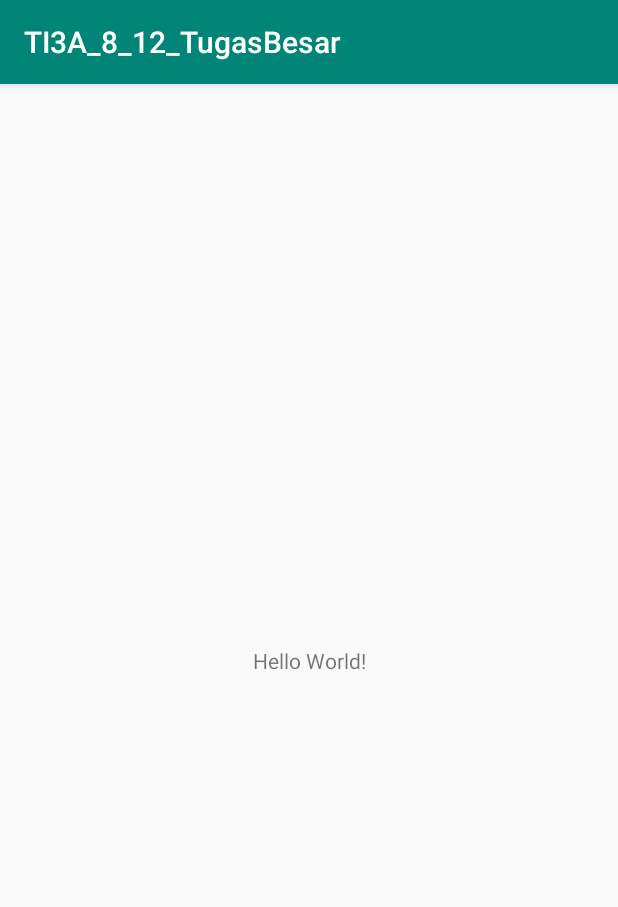
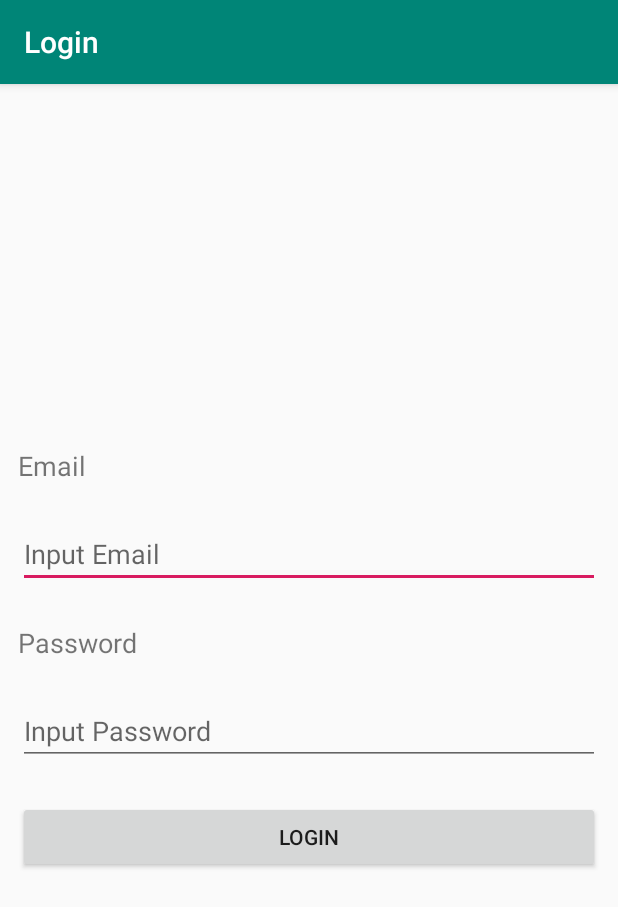
Before and after one commit to aldansorry/TI3A_8_12_TugasBesar, an Android app: the screen it shows after launch (MainActivity before the commit, LoginActivity after it), on a phone screen of 412 x 824 dp. Shown: the top 907 px of the screen. Run offline under Robolectric (Android 15) with nearby library versions, the light colour scheme and no system bars.

Commit message:
login
SessionManagement
LoginActivity = add & edit layout
MainActivity = edit layout

```diff
--- /dev/null
+++ b/app/src/main/java/sorry/aldan/ti3a_8_12_tugasbesar/Activity/LoginActivity.java
@@ -0,0 +1,67 @@
+package sorry.aldan.ti3a_8_12_tugasbesar.Activity;
+
+import android.content.Intent;
+import android.support.v7.app.AppCompatActivity;
+import android.os.Bundle;
+import android.util.Log;
+import android.view.View;
+import android.widget.Button;
+import android.widget.EditText;
+import android.widget.Toast;
+
+import sorry.aldan.ti3a_8_12_tugasbesar.Helper.SessionManagement;
+import sorry.aldan.ti3a_8_12_tugasbesar.MainActivity;
+import sorry.aldan.ti3a_8_12_tugasbesar.R;
+
+public class LoginActivity extends AppCompatActivity {
+
+    EditText edtEmail, edtPassword;
+    Button buttonLogin;
+    SessionManagement sessionManagement;
+
+    @Override
+    protected void onCreate(Bundle savedInstanceState) {
+        super.onCreate(savedInstanceState);
+        setContentView(R.layout.activity_login);
+
+        //get component
+        edtEmail = findViewById(R.id.editEmail);
+        edtPassword = findViewById(R.id.editPassword);
+        buttonLogin = findViewById(R.id.buttonLogin);
+
+        //instance
+        sessionManagement = new SessionManagement(this);
+
+        //go to main if already login
+        if(sessionManagement.isLoggedIn()){
+            goToActivity();
+        }
+
+        //button function
+        buttonLogin.setOnClickListener(new View.OnClickListener() {
+            @Override
+            public void onClick(View view) {
+                //make var for store input value
+                String email,password;
+                //get input value
+                email = edtEmail.getText().toString();
+                password = edtPassword.getText().toString();
+
+                //validate is not null, and not space
+                if(email.matches("") || email.trim().isEmpty() || password.matches("") || password.trim().isEmpty()){
+                    Toast.makeText(LoginActivity.this,"Email dan Passsword Tidak Boleh Kosong / Space"
+                            ,Toast.LENGTH_LONG).show();
+                    return;
+                }else {
+                    sessionManagement.createLoginSession(email, password);
+                    goToActivity();
+                }
+            }
+        });
+
+    }
+    private void goToActivity(){
+        Intent mIntent = new Intent(this,MainActivity.class);
+        startActivity(mIntent);
+    }
+}
--- /dev/null
+++ b/app/src/main/java/sorry/aldan/ti3a_8_12_tugasbesar/Helper/SessionManagement.java
@@ -0,0 +1,60 @@
+package sorry.aldan.ti3a_8_12_tugasbesar.Helper;
+
+import android.content.Context;
+import android.content.Intent;
+import android.content.SharedPreferences;
+
+import java.util.HashMap;
+
+import sorry.aldan.ti3a_8_12_tugasbesar.MainActivity;
+
+public class SessionManagement {
+    private SharedPreferences mSharedPreference;
+    private SharedPreferences.Editor mEditor;
+    private Context mContext;
+    int PRIVATE_MODE;
+    private static final String PREF_NAME = "SharedPrefLatihan";
+    private static final String IS_LOGIN = "IsLoggedIn";
+    public static final String KEY_EMAIL = "email";
+    public static final String KEY_PASSWOrD = "password";
+
+    public SessionManagement(Context mContext) {
+        this.mContext = mContext;
+        mSharedPreference = this.mContext.getSharedPreferences(PREF_NAME,
+                PRIVATE_MODE);
+        mEditor = mSharedPreference.edit();
+    }
+    public void createLoginSession(String email, String password){
+        mEditor.putBoolean(IS_LOGIN, true);
+        mEditor.putString(KEY_EMAIL, password);
+        mEditor.putString(KEY_PASSWOrD, email);
+        mEditor.commit();
+    }
+
+    public HashMap<String, String> getUserInformation(){
+        HashMap<String, String> user = new HashMap<String, String>();
+        user.put(KEY_EMAIL, mSharedPreference.getString(KEY_EMAIL, null));
+        user.put(KEY_PASSWOrD, mSharedPreference.getString(KEY_PASSWOrD, null));
+        return user;
+    }
+    public boolean isLoggedIn(){
+        return mSharedPreference.getBoolean(IS_LOGIN, false);
+    }
+    public void checkIsLogin() {
+        if (!isLoggedIn()) {
+            Intent i = new Intent(mContext, MainActivity.class);
+            i.addFlags(Intent.FLAG_ACTIVITY_CLEAR_TOP);
+            i.setFlags(Intent.FLAG_ACTIVITY_NEW_TASK);
+            mContext.startActivity(i);
+        }
+    }
+
+    public void logoutUser(){
+        mEditor.clear();
+        mEditor.commit();
+        Intent i = new Intent(mContext, MainActivity.class);
+        i.addFlags(Intent.FLAG_ACTIVITY_CLEAR_TOP);
+        i.setFlags(Intent.FLAG_ACTIVITY_NEW_TASK);
+        mContext.startActivity(i);
+    }
+}
--- a/app/src/main/java/sorry/aldan/ti3a_8_12_tugasbesar/MainActivity.java
+++ b/app/src/main/java/sorry/aldan/ti3a_8_12_tugasbesar/MainActivity.java
@@ -1,13 +1,60 @@
 package sorry.aldan.ti3a_8_12_tugasbesar;
 
+import android.content.Intent;
 import android.support.v7.app.AppCompatActivity;
 import android.os.Bundle;
+import android.view.View;
+import android.widget.Button;
+import android.widget.TextView;
+import android.widget.Toast;
+
+import java.util.HashMap;
+
+import sorry.aldan.ti3a_8_12_tugasbesar.Activity.LoginActivity;
+import sorry.aldan.ti3a_8_12_tugasbesar.Helper.SessionManagement;
 
 public class MainActivity extends AppCompatActivity {
+
+
+    TextView tvEmail;
+    Button buttonLogout;
+
+    SessionManagement sessionManagement;
+    HashMap<String,String> loginUser;
 
     @Override
     protected void onCreate(Bundle savedInstanceState) {
         super.onCreate(savedInstanceState);
         setContentView(R.layout.activity_main);
+
+        //get component
+        tvEmail = (TextView) findViewById(R.id.tvEmail);
+        buttonLogout = (Button) findViewById(R.id.buttonLogout);
+
+        //instance
+        sessionManagement = new SessionManagement(this);
+
+        //validate is already login
+        if(!sessionManagement.isLoggedIn()){
+            goToLogin();
+        }
+
+        //get login user
+        loginUser = sessionManagement.getUserInformation();
+
+        //change text to username
+        tvEmail.setText(loginUser.get(sessionManagement.KEY_EMAIL));
+
+        //onclick logout
+        buttonLogout.setOnClickListener(new View.OnClickListener() {
+            @Override
+            public void onClick(View v) {
+                sessionManagement.logoutUser();
+            }
+        });
+    }
+    private void goToLogin(){
+        Intent mIntent = new Intent(this,LoginActivity.class);
+        startActivity(mIntent);
     }
 }
--- /dev/null
+++ b/app/src/main/res/layout/activity_login.xml
@@ -0,0 +1,42 @@
+<?xml version="1.0" encoding="utf-8"?>
+<LinearLayout xmlns:android="http://schemas.android.com/apk/res/android"
+    xmlns:tools="http://schemas.android.com/tools"
+    android:layout_width="match_parent"
+    android:layout_height="match_parent"
+    android:gravity="center_vertical"
+    android:orientation="vertical"
+    tools:context=".Activity.LoginActivity">
+    <TextView
+        android:layout_width="wrap_content"
+        android:layout_height="wrap_content"
+        android:layout_margin="12dp"
+        android:text="Email"
+        android:textSize="18sp" />
+    <EditText
+        android:id="@+id/editEmail"
+        android:layout_width="match_parent"
+        android:layout_height="wrap_content"
+        android:layout_margin="12dp"
+        android:hint="Input Email"
+        android:inputType="textEmailAddress" />
+    <TextView
+        android:layout_width="match_parent"
+        android:layout_height="wrap_content"
+        android:layout_margin="12dp"
+        android:text="Password"
+        android:textSize="18sp" />
+    <EditText
+        android:id="@+id/editPassword"
+        android:layout_width="match_parent"
+        android:layout_height="wrap_content"
+        android:layout_margin="12dp"
+        android:hint="Input Password"
+        android:inputType="textPassword" />
+    <Button
+        android:id="@+id/buttonLogin"
+        android:layout_width="match_parent"
+        android:layout_height="wrap_content"
+        android:layout_gravity="center_horizontal"
+        android:layout_margin="12dp"
+        android:text="Login" />
+</LinearLayout>
--- a/app/src/main/res/layout/activity_main.xml
+++ b/app/src/main/res/layout/activity_main.xml
@@ -1,18 +1,22 @@
 <?xml version="1.0" encoding="utf-8"?>
-<android.support.constraint.ConstraintLayout xmlns:android="http://schemas.android.com/apk/res/android"
+<LinearLayout xmlns:android="http://schemas.android.com/apk/res/android"
     xmlns:app="http://schemas.android.com/apk/res-auto"
     xmlns:tools="http://schemas.android.com/tools"
     android:layout_width="match_parent"
     android:layout_height="match_parent"
+    android:orientation="vertical"
+    android:gravity="center_horizontal"
+    android:layout_margin="10dp"
     tools:context=".MainActivity">
-
     <TextView
+        android:id="@+id/tvEmail"
         android:layout_width="wrap_content"
         android:layout_height="wrap_content"
-        android:text="Hello World!"
-        app:layout_constraintBottom_toBottomOf="parent"
-        app:layout_constraintLeft_toLeftOf="parent"
-        app:layout_constraintRight_toRightOf="parent"
-        app:layout_constraintTop_toTopOf="parent" />
-
-</android.support.constraint.ConstraintLayout>
+        android:text="TextView"
+        android:textSize="25sp"/>
+    <Button
+        android:id="@+id/buttonLogout"
+        android:layout_width="wrap_content"
+        android:layout_height="wrap_content"
+        android:text="Logout" />
+</LinearLayout>
```
Also changed, not shown: app/src/main/AndroidManifest.xml (+7 -1 lines).
